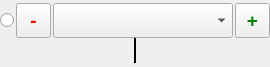
Above: CustomWidgets/ChainMenuWidget/chainmenuwidget.ui from JairajJangle/OpenCV-Catalogue before the change. Below: the same form after it.
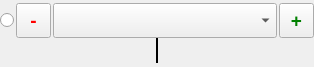
That is the form after the change.

Commit message: Fixed layout overflow

```diff
--- a/CustomWidgets/ChainMenuWidget/chainmenuwidget.ui
+++ b/CustomWidgets/ChainMenuWidget/chainmenuwidget.ui
@@ -6,7 +6,7 @@
    <rect>
     <x>0</x>
     <y>0</y>
-    <width>270</width>
+    <width>314</width>
     <height>67</height>
    </rect>
   </property>
@@ -104,7 +104,7 @@
          </property>
          <property name="minimumSize">
           <size>
-           <width>175</width>
+           <width>220</width>
            <height>0</height>
           </size>
          </property>
```
The commit also changes 1 other file.
